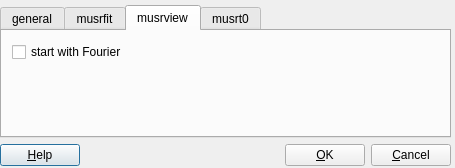
First picture: the form in src/musredit/forms/PPrefsDialog.ui, repository aPeter1/musrfit-fork, before the edit.
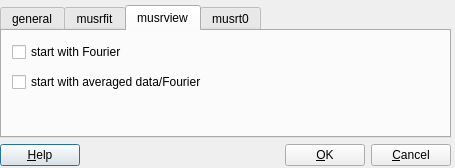
Second picture: the form after the edit. The open tabs and pages were chosen to show the change. Icons and pictures are not drawn.

```diff
--- a/src/musredit/forms/PPrefsDialog.ui
+++ b/src/musredit/forms/PPrefsDialog.ui
@@ -175,6 +175,19 @@
          <string>start with Fourier</string>
         </property>
        </widget>
+       <widget class="QCheckBox" name="fAvg_checkBox">
+        <property name="geometry">
+         <rect>
+          <x>10</x>
+          <y>40</y>
+          <width>261</width>
+          <height>22</height>
+         </rect>
+        </property>
+        <property name="text">
+         <string>start with averaged data/Fourier</string>
+        </property>
+       </widget>
       </widget>
       <widget class="QWidget" name="fMusrt0_tab">
        <attribute name="title">
```
Left out of the diff: 2 changed lines with no effect on the pictures.
